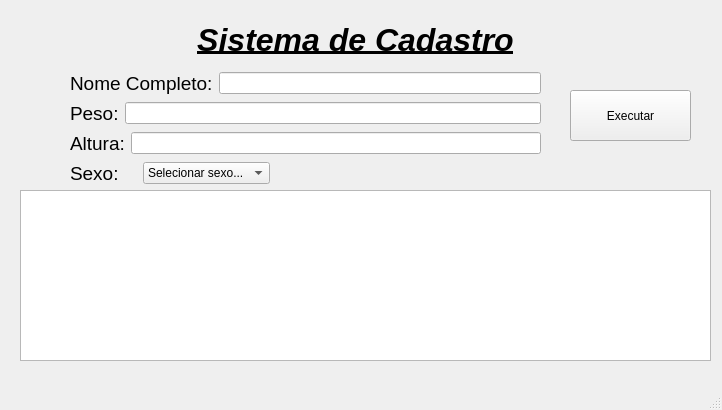
Above: Projeto/mainwindow.ui from cpedrohenrique1/ClinGYN before the change. Below: the same form after it.
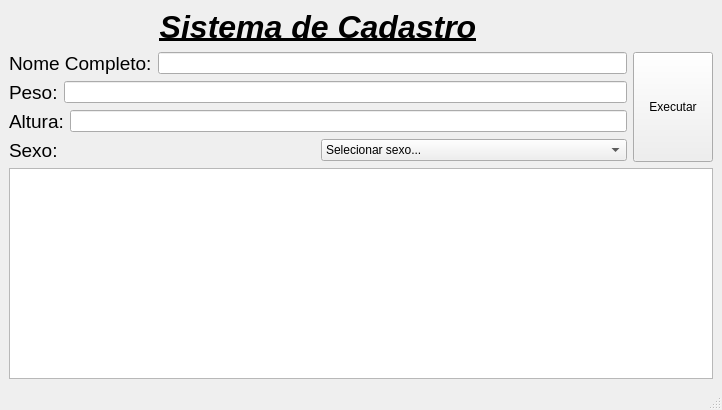
That is the form after the change.

Diff of the .ui file:
```diff
--- a/Projeto/mainwindow.ui
+++ b/Projeto/mainwindow.ui
@@ -14,51 +14,15 @@
    <string>Clinica Sao Jose</string>
   </property>
   <widget class="QWidget" name="centralwidget">
+   <layout class="QGridLayout" name="gridLayout">
+    <item row="0" column="0">
    <widget class="QLabel" name="label">
-    <property name="geometry">
-     <rect>
-      <x>190</x>
-      <y>20</y>
-      <width>331</width>
-      <height>41</height>
-     </rect>
-    </property>
     <property name="text">
      <string>&lt;html&gt;&lt;head/&gt;&lt;body&gt;&lt;p align=&quot;center&quot;&gt;&lt;span style=&quot; font-size:24pt; font-weight:700; font-style:italic; text-decoration: underline;&quot;&gt;Sistema de Cadastro&lt;/span&gt;&lt;/p&gt;&lt;/body&gt;&lt;/html&gt;</string>
     </property>
    </widget>
-   <widget class="QPushButton" name="BotaoExecutar">
-    <property name="geometry">
-     <rect>
-      <x>570</x>
-      <y>90</y>
-      <width>121</width>
-      <height>51</height>
-     </rect>
-    </property>
-    <property name="text">
-     <string>Executar</string>
-    </property>
-   </widget>
-   <widget class="QTextEdit" name="SaidaTexto">
-    <property name="geometry">
-     <rect>
-      <x>20</x>
-      <y>190</y>
-      <width>691</width>
-      <height>171</height>
-     </rect>
-    </property>
-   </widget>
-   <widget class="QWidget" name="layoutWidget">
-    <property name="geometry">
-     <rect>
-      <x>70</x>
-      <y>70</y>
-      <width>471</width>
-      <height>27</height>
-     </rect>
-    </property>
+    </item>
+    <item row="1" column="0">
     <layout class="QHBoxLayout" name="horizontalLayout">
      <item>
       <widget class="QLabel" name="label_2">
@@ -71,16 +35,8 @@
       <widget class="QLineEdit" name="nomeCompletoInput"/>
      </item>
     </layout>
-   </widget>
-   <widget class="QWidget" name="layoutWidget">
-    <property name="geometry">
-     <rect>
-      <x>70</x>
-      <y>100</y>
-      <width>471</width>
-      <height>27</height>
-     </rect>
-    </property>
+    </item>
+    <item row="2" column="0">
     <layout class="QHBoxLayout" name="horizontalLayout_2">
      <item>
       <widget class="QLabel" name="label_3">
@@ -93,16 +49,8 @@
       <widget class="QLineEdit" name="pesoInput"/>
      </item>
     </layout>
-   </widget>
-   <widget class="QWidget" name="layoutWidget">
-    <property name="geometry">
-     <rect>
-      <x>70</x>
-      <y>130</y>
-      <width>471</width>
-      <height>27</height>
-     </rect>
-    </property>
+    </item>
+    <item row="3" column="0">
     <layout class="QHBoxLayout" name="horizontalLayout_3">
      <item>
       <widget class="QLabel" name="label_5">
@@ -115,16 +63,8 @@
       <widget class="QLineEdit" name="alturaInput"/>
      </item>
     </layout>
-   </widget>
-   <widget class="QWidget" name="layoutWidget">
-    <property name="geometry">
-     <rect>
-      <x>70</x>
-      <y>160</y>
-      <width>200</width>
-      <height>27</height>
-     </rect>
-    </property>
+    </item>
+    <item row="4" column="0">
     <layout class="QHBoxLayout" name="horizontalLayout_4">
      <item>
       <widget class="QLabel" name="label_4">
@@ -153,7 +93,24 @@
       </widget>
      </item>
     </layout>
-   </widget>
+    </item>
+    <item row="5" column="0" colspan="2">
+     <widget class="QTextEdit" name="SaidaTexto"/>
+    </item>
+    <item row="1" column="1" rowspan="4">
+     <widget class="QPushButton" name="BotaoExecutar">
+      <property name="sizePolicy">
+       <sizepolicy hsizetype="Minimum" vsizetype="Ignored">
+        <horstretch>0</horstretch>
+        <verstretch>0</verstretch>
+       </sizepolicy>
+      </property>
+      <property name="text">
+       <string>Executar</string>
+      </property>
+     </widget>
+    </item>
+   </layout>
   </widget>
   <widget class="QMenuBar" name="menubar">
    <property name="geometry">
```
Lines whose indentation alone changed are shown as unchanged.
